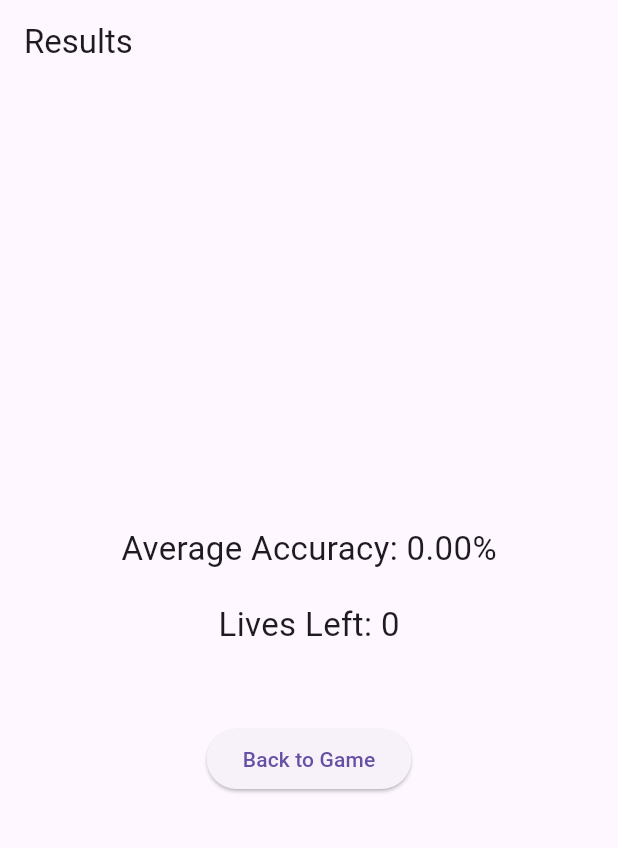
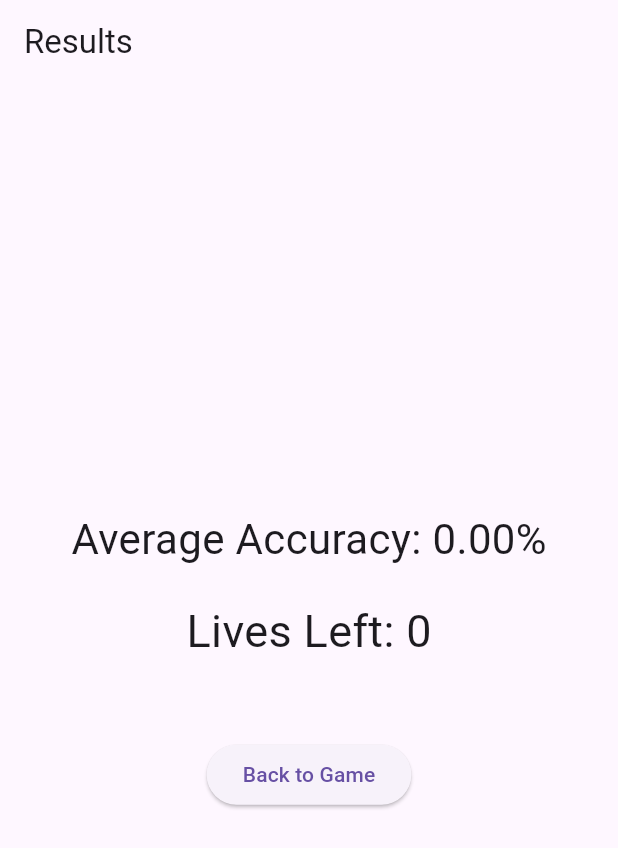
Before and after one commit to nazikanshaffAM/spello_onebysix, a Flutter app: the ResultPage screen opened directly with empty values, on a phone screen of 412 x 824 dp. Shown: the top 848 px of the screen. Run offline on Flutter 3.47's test engine with Material 3 defaults, Android fonts, the phone set to English and light mode, and no system bars; our stand-ins replace fl_chart, flutter_slidable, lottie, shared_preferences, shelf, smooth_page_indicator; missing offline and left inert: record, shelf_router, tutorial_coach_mark; accounts and stored records are empty; project files that could hold a hidden picture were left out.

Commit message:
feat: UI changes to results_page.dart

```diff
--- a/game2/lib/ui/results_page.dart
+++ b/game2/lib/ui/results_page.dart
@@ -22,13 +22,13 @@ class ResultPage extends StatelessWidget {
             // Display the average accuracy percentage
             Text(
               'Average Accuracy: ${averageAccuracy.toStringAsFixed(2)}%',
-              style: TextStyle(fontSize: 22), // Set font size
+              style: TextStyle(fontSize: 28), // Set font size
             ),
             SizedBox(height: 20), // Add space between elements
             // Display the number of lives left
             Text(
               'Lives Left: $livesLeft',
-              style: TextStyle(fontSize: 22), // Set font size
+              style: TextStyle(fontSize: 30), // Set font size
             ),
             SizedBox(height: 50), // Add space before the button
             ElevatedButton(
```
